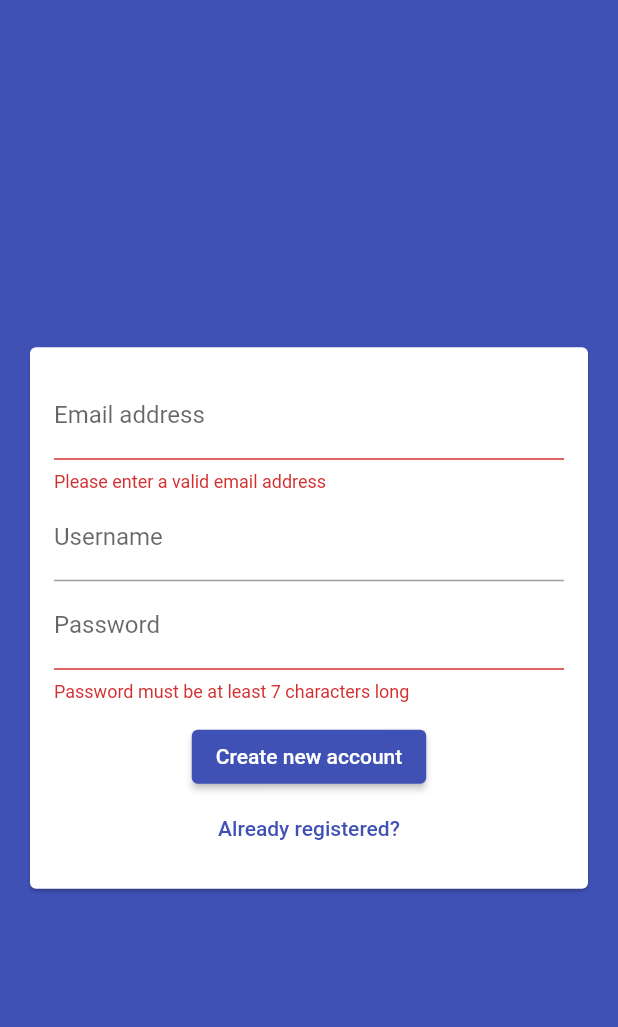
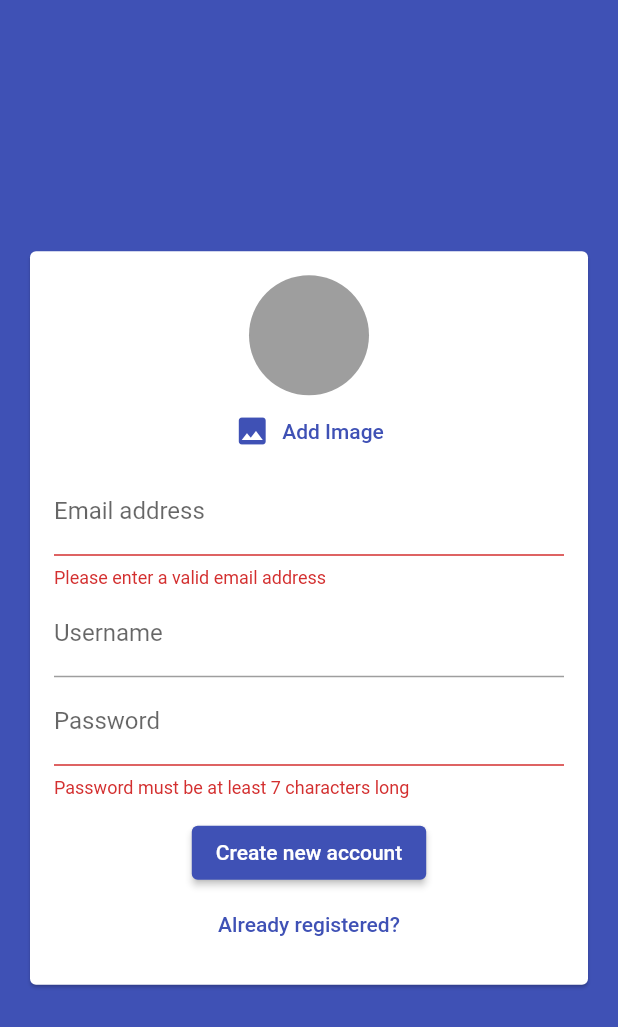
Before and after one commit to arturjnt/firebase_chat, a Flutter app: the screen it shows after launch, after a tap on "Login", after a tap on "Create new account", on a phone screen of 412 x 824 dp. Shown: the top 1027 px of the screen. Run offline on Flutter 3.47's test engine with Material 2 defaults, Android fonts, the light colour scheme and no system bars; our stand-ins replace cloud_firestore, firebase_auth, image_picker; accounts and stored records are empty; network calls fail.

Commit message:
shown an image, missing upload and use

```diff
--- a/lib/widgets/auth/auth_form.dart
+++ b/lib/widgets/auth/auth_form.dart
@@ -1,4 +1,6 @@
 import 'package:flutter/material.dart';
+
+import '../pickers/user_image_picker.dart';
 
 class AuthForm extends StatefulWidget {
   final void Function(
@@ -47,6 +49,7 @@ class _AuthFormState extends State<AuthForm> {
             child: Column(
               mainAxisSize: MainAxisSize.min,
               children: [
+                if (!_isLogin) UserImagePicker(),
                 TextFormField(
                   key: ValueKey('email'),
                   validator: (value) {
@@ -92,21 +95,19 @@ class _AuthFormState extends State<AuthForm> {
                 SizedBox(
                   height: 12,
                 ),
-                if (widget.isloading)
-                  CircularProgressIndicator(),
-                if(!widget.isloading)
+                if (widget.isloading) CircularProgressIndicator(),
+                if (!widget.isloading)
                   ElevatedButton(
                       onPressed: _trySubmit,
                       child: Text(_isLogin ? 'Login' : 'Create new account')),
-                if(!widget.isloading)
+                if (!widget.isloading)
                   TextButton(
                     onPressed: () {
                       setState(() {
                         _isLogin = !_isLogin;
                       });
                     },
-                    child: Text(
-                        _isLogin
+                    child: Text(_isLogin
                         ? 'Create new account'
                         : 'Already registered?'),
                   ),
--- /dev/null
+++ b/lib/widgets/pickers/user_image_picker.dart
@@ -0,0 +1,38 @@
+import 'dart:io';
+import 'package:flutter/material.dart';
+import 'package:image_picker/image_picker.dart';
+
+class UserImagePicker extends StatefulWidget {
+  @override
+  _UserImagePickerState createState() => _UserImagePickerState();
+}
+
+class _UserImagePickerState extends State<UserImagePicker> {
+  File _pickedImage;
+
+  void _pickImage() async {
+    final pickedImage = await ImagePicker.pickImage(source: ImageSource.camera);
+    setState(() {
+      _pickedImage = pickedImage;
+    });
+  }
+
+  @override
+  Widget build(BuildContext context) {
+    return Column(
+      children: [
+        CircleAvatar(
+          radius: 40,
+          backgroundColor: Colors.grey,
+          backgroundImage:
+              _pickedImage != null ? FileImage(_pickedImage) : null,
+        ),
+        TextButton.icon(
+          onPressed: _pickImage,
+          icon: Icon(Icons.image),
+          label: Text('Add Image'),
+        ),
+      ],
+    );
+  }
+}
--- a/pubspec.yaml
+++ b/pubspec.yaml
@@ -25,6 +25,7 @@ dependencies:
     sdk: flutter
   cloud_firestore: 0.13.5
   firebase_auth: 0.16.1
+  image_picker: 0.6.5+3
 
 
   # The following adds the Cupertino Icons font to your application.
```
Also changed, not shown: pubspec.lock. Lines whose indentation alone changed are shown as unchanged.
